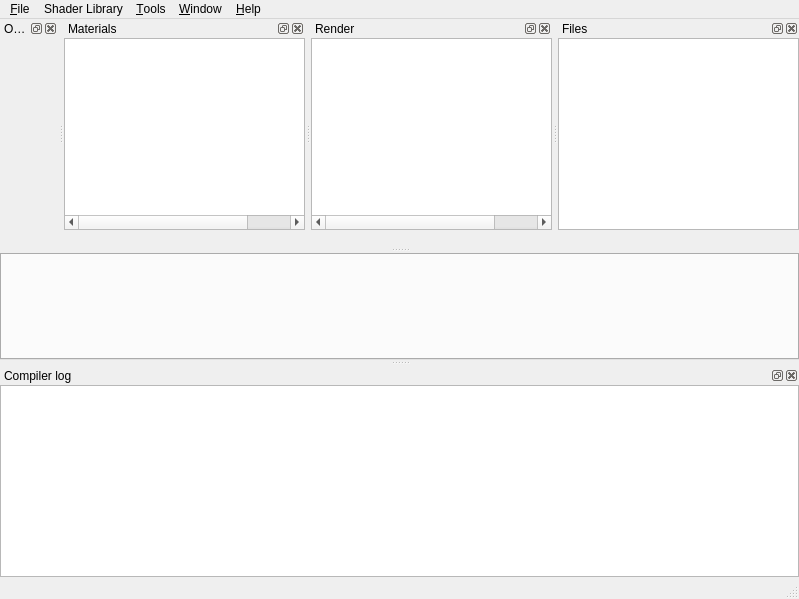
The window that app/mainwindow.ui (tonttu/Shaderkit) describes before a commit, drawn with Qt 5.
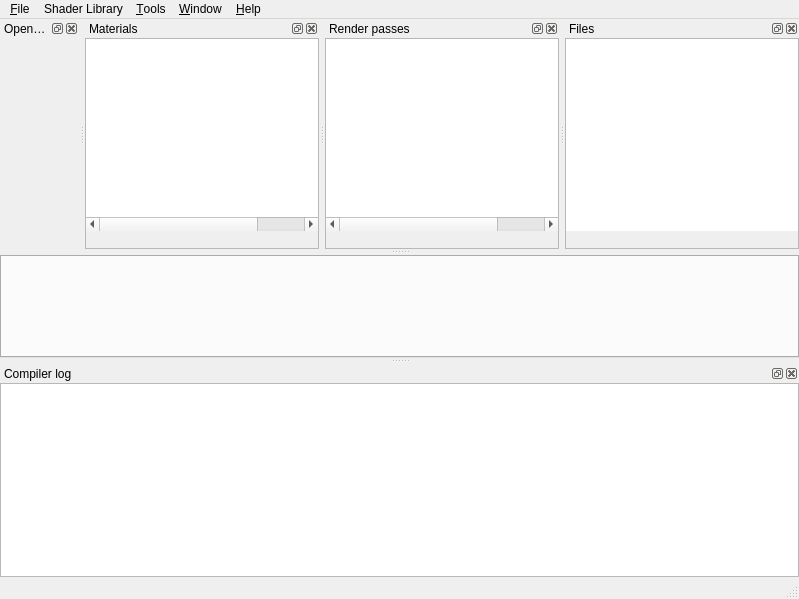
The same window after the commit. Icons and pictures are not drawn. Custom widgets are drawn as their Qt base class.

Commit message: Render pass sorting, kind of full of bugs

```diff
--- a/app/mainwindow.ui
+++ b/app/mainwindow.ui
@@ -100,8 +100,8 @@
   <widget class="QDockWidget" name="errordock">
    <property name="minimumSize">
     <size>
-     <width>84</width>
-     <height>109</height>
+     <width>79</width>
+     <height>26</height>
     </size>
    </property>
    <property name="windowTitle">
@@ -110,7 +110,28 @@
    <attribute name="dockWidgetArea">
     <number>8</number>
    </attribute>
+   <widget class="QFrame" name="frame">
+    <property name="minimumSize">
+     <size>
+      <width>1</width>
+      <height>1</height>
+     </size>
+    </property>
+    <property name="frameShape">
+     <enum>QFrame::StyledPanel</enum>
+    </property>
+    <property name="frameShadow">
+     <enum>QFrame::Sunken</enum>
+    </property>
+    <layout class="QHBoxLayout" name="horizontalLayout">
+     <property name="margin">
+      <number>0</number>
+     </property>
+     <item>
    <widget class="QTableWidget" name="error_list">
+       <property name="frameShape">
+        <enum>QFrame::NoFrame</enum>
+       </property>
     <property name="editTriggers">
      <set>QAbstractItemView::NoEditTriggers</set>
     </property>
@@ -144,9 +165,6 @@
     <attribute name="horizontalHeaderVisible">
      <bool>false</bool>
     </attribute>
-    <attribute name="horizontalHeaderMinimumSectionSize">
-     <number>80</number>
-    </attribute>
     <attribute name="horizontalHeaderStretchLastSection">
      <bool>true</bool>
     </attribute>
@@ -157,24 +175,58 @@
     <column/>
     <column/>
    </widget>
+     </item>
+    </layout>
+   </widget>
   </widget>
   <widget class="QDockWidget" name="gldock">
+   <property name="minimumSize">
+    <size>
+     <width>79</width>
+     <height>41</height>
+    </size>
+   </property>
    <property name="windowTitle">
     <string>OpenGL render</string>
    </property>
    <attribute name="dockWidgetArea">
     <number>4</number>
    </attribute>
-   <widget class="GLWidget" name="gl_widget"/>
+   <widget class="GLWidget" name="gl_widget">
+    <property name="minimumSize">
+     <size>
+      <width>16</width>
+      <height>16</height>
+     </size>
+    </property>
+   </widget>
   </widget>
   <widget class="QDockWidget" name="shaderdock">
+   <property name="minimumSize">
+    <size>
+     <width>79</width>
+     <height>26</height>
+    </size>
+   </property>
    <property name="windowTitle">
     <string>Materials</string>
    </property>
    <attribute name="dockWidgetArea">
     <number>4</number>
    </attribute>
-   <widget class="QWidget" name="widget_2">
+   <widget class="QFrame" name="widget_2">
+    <property name="minimumSize">
+     <size>
+      <width>1</width>
+      <height>1</height>
+     </size>
+    </property>
+    <property name="frameShape">
+     <enum>QFrame::StyledPanel</enum>
+    </property>
+    <property name="frameShadow">
+     <enum>QFrame::Sunken</enum>
+    </property>
     <layout class="QVBoxLayout" name="verticalLayout_2">
      <property name="spacing">
       <number>0</number>
@@ -184,6 +236,9 @@
      </property>
      <item>
       <widget class="MaterialProperties" name="material_properties">
+       <property name="frameShape">
+        <enum>QFrame::NoFrame</enum>
+       </property>
        <property name="dragDropMode">
         <enum>QAbstractItemView::DragOnly</enum>
        </property>
@@ -245,16 +300,34 @@
    </widget>
   </widget>
   <widget class="QDockWidget" name="renderdock">
+   <property name="minimumSize">
+    <size>
+     <width>79</width>
+     <height>26</height>
+    </size>
+   </property>
    <property name="features">
     <set>QDockWidget::AllDockWidgetFeatures</set>
    </property>
    <property name="windowTitle">
-    <string>Render</string>
+    <string>Render passes</string>
    </property>
    <attribute name="dockWidgetArea">
     <number>4</number>
    </attribute>
-   <widget class="QWidget" name="widget">
+   <widget class="QFrame" name="widget">
+    <property name="minimumSize">
+     <size>
+      <width>1</width>
+      <height>1</height>
+     </size>
+    </property>
+    <property name="frameShape">
+     <enum>QFrame::StyledPanel</enum>
+    </property>
+    <property name="frameShadow">
+     <enum>QFrame::Sunken</enum>
+    </property>
     <layout class="QVBoxLayout" name="verticalLayout">
      <property name="spacing">
       <number>0</number>
@@ -264,6 +337,15 @@
      </property>
      <item>
       <widget class="RenderPassProperties" name="renderpass_properties">
+       <property name="frameShape">
+        <enum>QFrame::NoFrame</enum>
+       </property>
+       <property name="dragEnabled">
+        <bool>true</bool>
+       </property>
+       <property name="dragDropMode">
+        <enum>QAbstractItemView::InternalMove</enum>
+       </property>
        <property name="selectionMode">
         <enum>QAbstractItemView::NoSelection</enum>
        </property>
@@ -316,6 +398,12 @@
    </widget>
   </widget>
   <widget class="QDockWidget" name="filesdock">
+   <property name="minimumSize">
+    <size>
+     <width>79</width>
+     <height>26</height>
+    </size>
+   </property>
    <property name="features">
     <set>QDockWidget::AllDockWidgetFeatures</set>
    </property>
@@ -325,7 +413,19 @@
    <attribute name="dockWidgetArea">
     <number>4</number>
    </attribute>
-   <widget class="QWidget" name="widget_3">
+   <widget class="QFrame" name="widget_3">
+    <property name="minimumSize">
+     <size>
+      <width>1</width>
+      <height>1</height>
+     </size>
+    </property>
+    <property name="frameShape">
+     <enum>QFrame::StyledPanel</enum>
+    </property>
+    <property name="frameShadow">
+     <enum>QFrame::Sunken</enum>
+    </property>
     <layout class="QVBoxLayout" name="verticalLayout_3">
      <property name="spacing">
       <number>0</number>
@@ -335,6 +435,9 @@
      </property>
      <item>
       <widget class="FileList" name="filelist">
+       <property name="frameShape">
+        <enum>QFrame::NoFrame</enum>
+       </property>
        <property name="verticalScrollMode">
         <enum>QAbstractItemView::ScrollPerPixel</enum>
        </property>
```
Left out of the diff: 2 changed lines with no effect on the pictures. Lines whose indentation alone changed are shown as unchanged. The commit also changes 7 other files.
